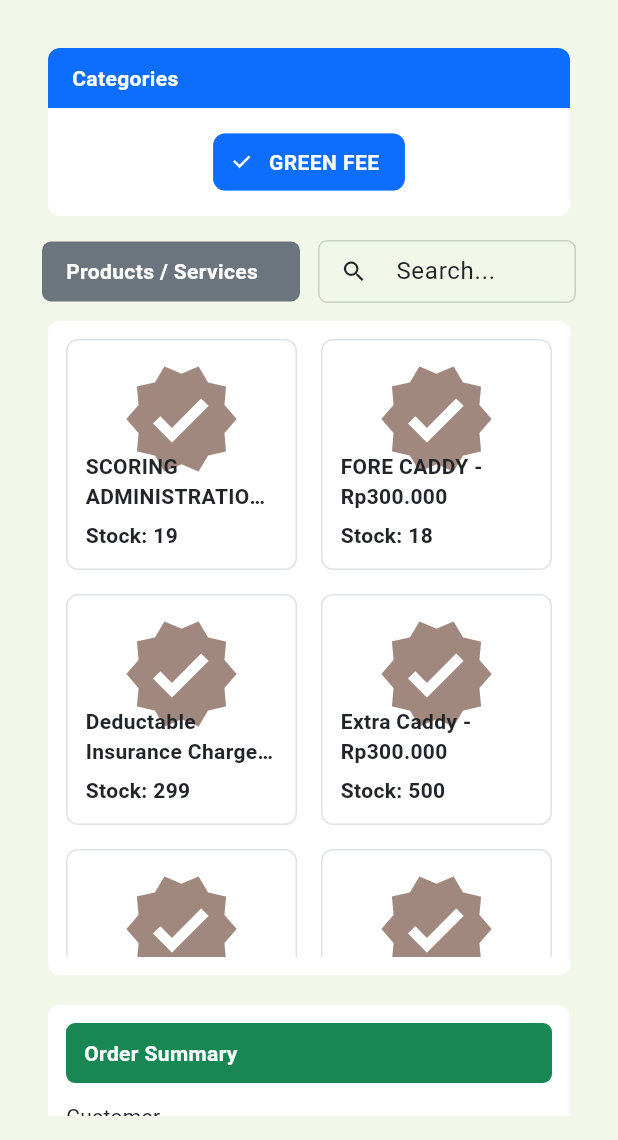
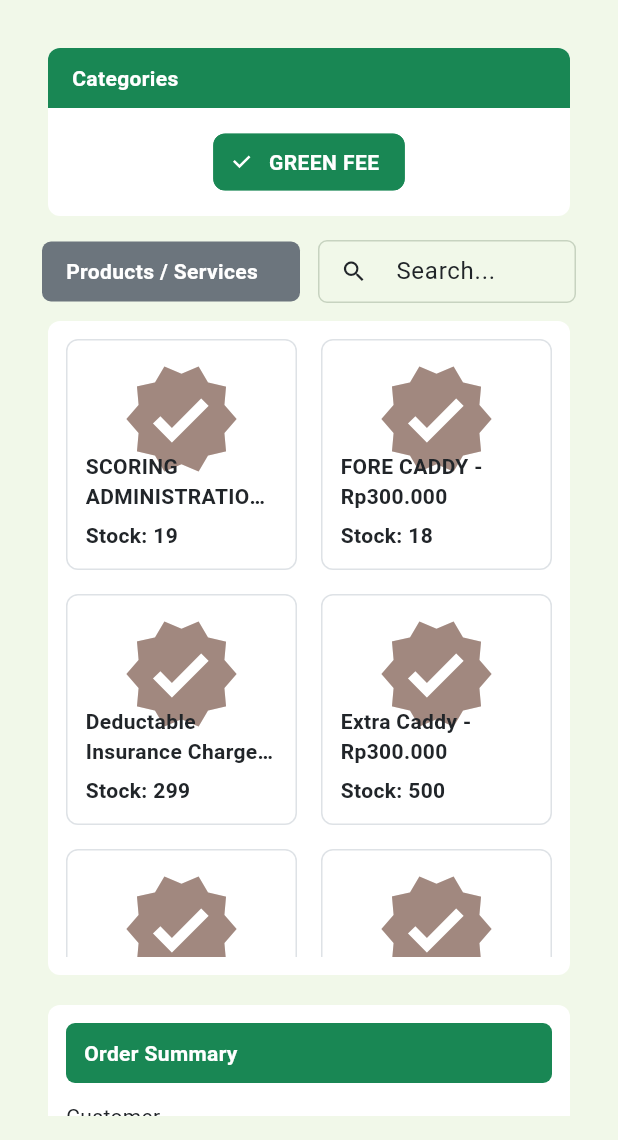
Before and after one commit to baayqq/Modern-Golf-Reservations, a Flutter app: the PosSystemPage screen opened by its route, on a phone screen of 412 x 824 dp, the part 96-1236 px from its top. Run offline on Flutter 3.47's test engine with Material 3 defaults, Android fonts, the light colour scheme and no system bars; our stand-ins replace go_router, shared_preferences, sqflite, sqflite_common_ffi_web; accounts and stored records are empty; network calls fail.

Commit message:
feat: update app branding and add pagination to reservations
- Replace placeholder icons with app logo in multiple screens
- Update favicon and related assets
- Add pagination to manage reservations page
- Improve UI consistency and loading states

```diff
--- a/lib/app_scaffold.dart
+++ b/lib/app_scaffold.dart
@@ -26,11 +26,16 @@ class AppScaffold extends StatelessWidget {
         title: Row(
           children: [
             const SizedBox(width: 12),
-            // Logo placeholder
-            CircleAvatar(
-              radius: 16,
-              backgroundColor: Colors.white24,
-              child: Icon(Icons.park, size: 18, color: appBarFg),
+            // AppBar logo dari web/icons/Icon-192.png; ukuran kecil agar serasi dengan tinggi AppBar.
+            ClipRRect(
+              borderRadius: BorderRadius.circular(8),
+              child: Image.network(
+                '/icons/Icon-192.png',
+                width: 36,
+                height: 36,
+                fit: BoxFit.contain,
+                errorBuilder: (ctx, err, stack) => Icon(Icons.park, size: 20, color: appBarFg),
+              ),
             ),
             const SizedBox(width: 12),
             Text(
--- a/lib/screens/pos/pos_system_page.dart
+++ b/lib/screens/pos/pos_system_page.dart
@@ -17,14 +17,16 @@ class _PosSystemPageState extends State<PosSystemPage> {
   final TextEditingController _searchCtrl = TextEditingController();
   final TextEditingController _customerCtrl = TextEditingController();
   // Manual item inputs (Green Fee)
-  final TextEditingController _itemNameCtrl = TextEditingController(text: 'GREEN FEE');
+  final TextEditingController _itemNameCtrl = TextEditingController(
+    text: 'GREEN FEE',
+  );
   final TextEditingController _itemQtyCtrl = TextEditingController(text: '1');
-  final TextEditingController _itemPriceCtrl = TextEditingController(text: Fees.greenFeeDefault.toStringAsFixed(0));
+  final TextEditingController _itemPriceCtrl = TextEditingController(
+    text: Fees.greenFeeDefault.toStringAsFixed(0),
+  );
 
   // Kategori yang digunakan
-  final List<String> _categories = const [
-    'GREEN FEE',
-  ];
+  final List<String> _categories = const ['GREEN FEE'];
 
   String _selectedCategory = 'GREEN FEE';
 
@@ -113,7 +115,9 @@ class _PosSystemPageState extends State<PosSystemPage> {
     final price = double.tryParse(_itemPriceCtrl.text.trim()) ?? 0.0;
     if (name.isEmpty || qty <= 0 || price <= 0) {
       ScaffoldMessenger.of(context).showSnackBar(
-        const SnackBar(content: Text('Isi nama item, qty (>0), dan harga (>0)')),
+        const SnackBar(
+          content: Text('Isi nama item, qty (>0), dan harga (>0)'),
+        ),
       );
       return;
     }
@@ -126,10 +130,14 @@ class _PosSystemPageState extends State<PosSystemPage> {
       category: 'GREEN FEE',
       image: Icons.flag,
     );
-    final existingIdx = _cart.indexWhere((c) => c.product.name == name && (c.product.price - price).abs() < 0.0001);
+    final existingIdx = _cart.indexWhere(
+      (c) => c.product.name == name && (c.product.price - price).abs() < 0.0001,
+    );
     setState(() {
       if (existingIdx >= 0) {
-        _cart[existingIdx] = _cart[existingIdx].copyWith(qty: _cart[existingIdx].qty + qty);
+        _cart[existingIdx] = _cart[existingIdx].copyWith(
+          qty: _cart[existingIdx].qty + qty,
+        );
       } else {
         _cart.add(CartItem(product: p, qty: qty));
       }
@@ -149,14 +157,22 @@ class _PosSystemPageState extends State<PosSystemPage> {
 
   Future<void> _saveTransaction() async {
     if (_cart.isEmpty) {
-      ScaffoldMessenger.of(context).showSnackBar(
-        const SnackBar(content: Text('Keranjang masih kosong')),
-      );
+      ScaffoldMessenger.of(
+        context,
+      ).showSnackBar(const SnackBar(content: Text('Keranjang masih kosong')));
       return;
     }
-    final customer = _customerCtrl.text.trim().isEmpty ? 'Walk-in' : _customerCtrl.text.trim();
+    final customer = _customerCtrl.text.trim().isEmpty
+        ? 'Walk-in'
+        : _customerCtrl.text.trim();
     final items = _cart
-        .map((c) => InvoiceItemInput(name: c.product.name, qty: c.qty, price: c.product.price))
+        .map(
+          (c) => InvoiceItemInput(
+            name: c.product.name,
+            qty: c.qty,
+            price: c.product.price,
+          ),
+        )
         .toList();
     await _invoiceRepo.createInvoice(customer: customer, items: items);
     if (!mounted) return;
@@ -207,10 +223,9 @@ class _PosSystemPageState extends State<PosSystemPage> {
               );
 
         // Bungkus dengan SingleChildScrollView untuk mencegah overflow vertikal
-        return SingleChildScrollView(child: Padding(
-          padding: const EdgeInsets.all(12),
-          child: content,
-        ));
+        return SingleChildScrollView(
+          child: Padding(padding: const EdgeInsets.all(12), child: content),
+        );
       },
     );
 
@@ -227,7 +242,7 @@ class _PosSystemPageState extends State<PosSystemPage> {
             width: double.infinity,
             padding: const EdgeInsets.symmetric(horizontal: 16, vertical: 10),
             decoration: BoxDecoration(
-              color: const Color(0xFF0D6EFD),
+              color: const Color(0xFF198754),
               borderRadius: const BorderRadius.vertical(
                 top: Radius.circular(8),
               ),
@@ -262,14 +277,14 @@ class _PosSystemPageState extends State<PosSystemPage> {
                       style: TextStyle(
                         color: selected
                             ? Colors.white
-                            : const Color(0xFF0D6EFD),
+                            : const Color(0xFF198754),
                         fontWeight: FontWeight.w600,
                         letterSpacing: 0.3,
                       ),
                     ),
-                    selectedColor: const Color(0xFF0D6EFD),
+                    selectedColor: const Color(0xFF198754),
                     backgroundColor: Colors.white,
-                    side: const BorderSide(color: Color(0xFF0D6EFD)),
+                    side: const BorderSide(color: Color(0xFF198754)),
                   );
                 }).toList(),
               ),
@@ -328,7 +343,9 @@ class _PosSystemPageState extends State<PosSystemPage> {
       child: Padding(
         padding: const EdgeInsets.all(12),
         child: SizedBox(
-          height: MediaQuery.of(context).size.height * 0.5, // Tinggi container untuk scrolling
+          height:
+              MediaQuery.of(context).size.height *
+              0.5, // Tinggi container untuk scrolling
           child: GridView.builder(
             shrinkWrap: false,
             physics: const AlwaysScrollableScrollPhysics(),
@@ -396,7 +413,10 @@ class _PosSystemPageState extends State<PosSystemPage> {
             crossAxisAlignment: CrossAxisAlignment.stretch,
             children: [
               Container(
-              padding: const EdgeInsets.symmetric(horizontal: 12, vertical: 10),
+                padding: const EdgeInsets.symmetric(
+                  horizontal: 12,
+                  vertical: 10,
+                ),
                 decoration: BoxDecoration(
                   color: const Color(0xFF198754),
                   borderRadius: BorderRadius.circular(6),
@@ -452,8 +472,12 @@ class _PosSystemPageState extends State<PosSystemPage> {
                     child: ElevatedButton(
                       onPressed: _addManualItem,
                       style: ElevatedButton.styleFrom(
-                      backgroundColor: Theme.of(context).colorScheme.secondary,
-                      foregroundColor: Theme.of(context).colorScheme.onSecondary,
+                        backgroundColor: Theme.of(
+                          context,
+                        ).colorScheme.secondary,
+                        foregroundColor: Theme.of(
+                          context,
+                        ).colorScheme.onSecondary,
                       ),
                       child: const Text('Tambah'),
                     ),
```
Also changed, not shown: lib/screens/login_page.dart (+25 -4 lines), lib/screens/profile/profile_page.dart (+3 -6 lines), lib/screens/tee_time/booking_calendar_page.dart (+16 -11 lines), lib/screens/tee_time/manage_reservation_page.dart (+101 -5 lines), 5 other files. Lines whose indentation alone changed are shown as unchanged.
